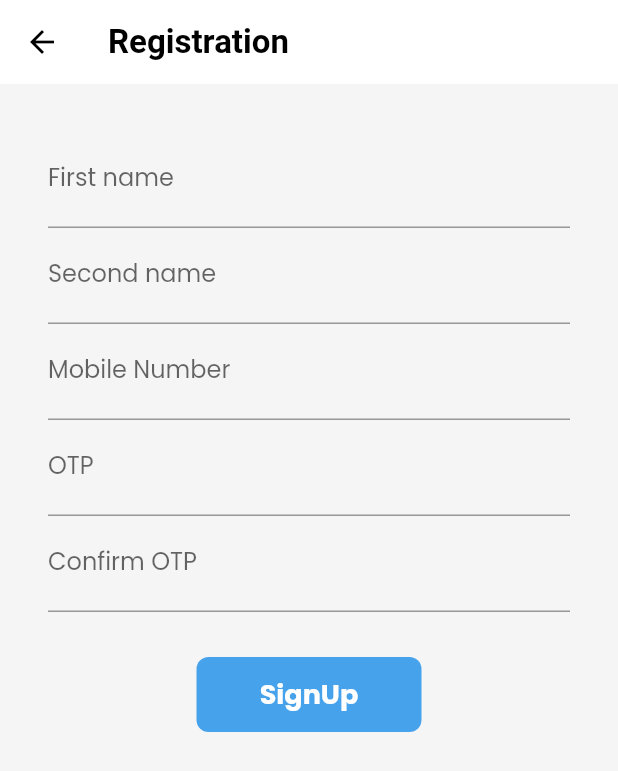
After one commit to Harshit8800/30Daysofflutter, a Flutter app: the screen it shows after launch, after a tap on "SignUp", on a phone screen of 412 x 824 dp. The commit adds this screen. Shown: the top 771 px of the screen. Run offline on Flutter 3.47's test engine with Material 2 defaults, Android fonts, the phone set to English and light mode, and no system bars; drawn by our look-alikes of velocity_x; our stand-ins replace google_fonts; network calls fail.

Commit message:
Day29 Completed

```diff
--- a/assets/files/mob.json
+++ b/assets/files/mob.json
@@ -1,25 +1,24 @@
-{
-    "Password": [
+
+     [
         {
             "mobile": 7042984148,
-            "otp": "2580"
+            "otp": 2580
         },
         {
             "mobile": 9810509601,
-            "otp": "1234"
+            "otp": 1234
         },
         {
             "mobile": 8447876083,
-            "otp": "5678"
+            "otp": 5678
         },
         {
             "mobile": 8527178953,
-            "otp": "9012"
+            "otp": 9012
         },
         {
             "mobile": 9871567567,
-            "otp": "3456"
+            "otp": 3456
         }
 
     ]
-}
--- a/lib/Pages/login_page.dart
+++ b/lib/Pages/login_page.dart
@@ -1,4 +1,8 @@
+import 'dart:convert';
+
 import 'package:flutter/material.dart';
+import 'package:flutter/services.dart';
+import 'package:flutter_catalog/models/password.dart';
 import 'package:flutter_catalog/utils/routes.dart';
 import 'package:velocity_x/velocity_x.dart';
 
@@ -25,6 +29,27 @@ class _LoginPageState extends State<LoginPage> {
         changedButton = false;
       });
     }
+  }
+
+  var mobno = 7042;
+  var otpno = 2580;
+  final mobileText = TextEditingController();
+  final otpText = TextEditingController();
+
+  @override
+  void initState() {
+    super.initState();
+    loadPassword();
+  }
+
+  loadPassword() async {
+    await Future.delayed(Duration(seconds: 2));
+    final passwordJson = await rootBundle.loadString("assets/files/mob.json");
+    final decodedpass = jsonDecode(passwordJson);
+    PasswordModel.passw = List.from(decodedpass)
+        .map<LoginPassword>((pass) => LoginPassword.fromMap(pass))
+        .toList();
+    setState(() {});
   }
 
   @override
@@ -55,6 +80,11 @@ class _LoginPageState extends State<LoginPage> {
                   child: Column(
                     children: [
                       TextFormField(
+                        controller: mobileText,
+                        onSaved: (value) {
+                          mobileText.text = value!;
+                        },
+                        textInputAction: TextInputAction.next,
                         keyboardType: TextInputType.number,
                         decoration: InputDecoration(
                             hintText: "Enter Mobile No",
@@ -62,7 +92,9 @@ class _LoginPageState extends State<LoginPage> {
                         validator: (String? value) {
                           if (value != null && value.isEmpty) {
                             return "Mobile No. can't be empty";
-                          } else if (value!.length < 10) {
+                          } else if (!RegExp(
+                                  "^[\+]?[(]?[0-9]{3}[)]?[-\s\.]?[0-9]{3}[-\s\.]?[0-9]{4,6}")
+                              .hasMatch(value!)) {
                             return "Mobile No. Length should be 10";
                           }
                           return null;
@@ -73,6 +105,11 @@ class _LoginPageState extends State<LoginPage> {
                         },
                       ),
                       TextFormField(
+                        controller: otpText,
+                        onSaved: (value) {
+                          otpText.text = value!;
+                        },
+                        textInputAction: TextInputAction.done,
                         obscureText: true,
                         keyboardType: TextInputType.number,
                         decoration: InputDecoration(
@@ -95,7 +132,17 @@ class _LoginPageState extends State<LoginPage> {
                         borderRadius:
                             BorderRadius.circular(changedButton ? 50 : 8),
                         child: InkWell(
-                          onTap: () => moveToHome(context),
+                          onTap: () {
+                            if (mobileText == mobno && otpText == otpno) {
+                              moveToHome(context);
+                            } else if (mobileText != mobno &&
+                                otpText != otpno) {
+                              return print(
+                                  "incorrect Mobile Number or password");
+                            }
+                            return null;
+                            // moveToHome(context);
+                          },
                           child: AnimatedContainer(
                             duration: Duration(seconds: 1),
                             alignment: Alignment.center,
@@ -117,9 +164,29 @@ class _LoginPageState extends State<LoginPage> {
                           ),
                         ),
                       ),
+                      Center(
+                        child: Row(
+                          mainAxisAlignment: MainAxisAlignment.center,
+                          children: [
+                            Text("Don't have an account ? "),
+                            GestureDetector(
+                              onTap: () {
+                                Navigator.pushNamed(
+                                    context, MyRoutes.loginRegistrationRoute);
+                              },
+                              child: Text(
+                                "SignUp",
+                                style: TextStyle(
+                                    color: Color.fromARGB(255, 98, 175, 238),
+                                    fontWeight: FontWeight.bold),
+                              ),
+                            ),
+                          ],
+                        ),
+                      )
                     ],
                   ),
-                )
+                ),
               ],
             ),
           ),
--- /dev/null
+++ b/lib/Pages/loginregistration.dart
@@ -0,0 +1,119 @@
+import 'package:flutter/material.dart';
+
+class RegistrationScreen extends StatefulWidget {
+  const RegistrationScreen({Key? key}) : super(key: key);
+
+  @override
+  State<RegistrationScreen> createState() => _RegistrationScreenState();
+}
+
+class _RegistrationScreenState extends State<RegistrationScreen> {
+  final _formkey = GlobalKey<FormState>();
+  final firstNameEditingController = new TextEditingController();
+  final secondNameEditingController = new TextEditingController();
+  final mobileEditingController = new TextEditingController();
+  final otpEditingController = new TextEditingController();
+  final confirmOtpEditingController = new TextEditingController();
+
+  var buttonCheanged = false;
+
+  @override
+  Widget build(BuildContext context) {
+    return Scaffold(
+      appBar: AppBar(
+        title: Text("Registration"),
+      ),
+      body: Padding(
+        padding: const EdgeInsets.all(32.0),
+        child: SingleChildScrollView(
+          child: Container(
+            child: Column(
+              children: [
+                TextFormField(
+                  controller: firstNameEditingController,
+                  onSaved: (value) {
+                    firstNameEditingController.text = value!;
+                  },
+                  textInputAction: TextInputAction.next,
+                  keyboardType: TextInputType.text,
+                  decoration: InputDecoration(
+                      hintText: "Enter First Name", labelText: "First name"),
+                ),
+                TextFormField(
+                  controller: secondNameEditingController,
+                  onSaved: (value) {
+                    secondNameEditingController.text = value!;
+                  },
+                  textInputAction: TextInputAction.next,
+                  keyboardType: TextInputType.text,
+                  decoration: InputDecoration(
+                      hintText: "Enter Second Name", labelText: "Second name"),
+                ),
+                TextFormField(
+                  controller: mobileEditingController,
+                  onSaved: (value) {
+                    mobileEditingController.text = value!;
+                  },
+                  textInputAction: TextInputAction.next,
+                  keyboardType: TextInputType.number,
+                  decoration: InputDecoration(
+                      hintText: "Enter Mobile Number",
+                      labelText: "Mobile Number"),
+                ),
+                TextFormField(
+                  controller: otpEditingController,
+                  onSaved: (value) {
+                    otpEditingController.text = value!;
+                  },
+                  textInputAction: TextInputAction.next,
+                  keyboardType: TextInputType.number,
+                  decoration:
+                      InputDecoration(hintText: "Enter OTP", labelText: "OTP"),
+                ),
+                TextFormField(
+                  controller: confirmOtpEditingController,
+                  onSaved: (value) {
+                    confirmOtpEditingController.text = value!;
+                  },
+                  textInputAction: TextInputAction.next,
+                  keyboardType: TextInputType.number,
+                  decoration: InputDecoration(
+                      hintText: "Enter OTP Again", labelText: "Confirm OTP"),
+                ),
+                SizedBox(
+                  height: 30,
+                ),
+                Material(
+                  color: Color.fromARGB(255, 71, 162, 236),
+                  borderRadius: BorderRadius.circular(buttonCheanged ? 50 : 8),
+                  child: InkWell(
+                    onTap: () {},
+                    child: AnimatedContainer(
+                      duration: Duration(seconds: 1),
+                      alignment: Alignment.center,
+                      width: buttonCheanged ? 50 : 150,
+                      height: 50,
+                      child: buttonCheanged
+                          ? Icon(
+                              Icons.done,
+                              color: Colors.white,
+                            )
+                          : Text(
+                              "SignUp",
+                              style: TextStyle(
+                                color: Colors.white,
+                                fontSize: 18,
+                                fontWeight: FontWeight.bold,
+                              ),
+                            ),
+                    ),
+                  ),
+                ),
+              ],
+            ),
+          ),
+        ),
+      ),
+    );
+  }
+}
--- a/lib/main.dart
+++ b/lib/main.dart
@@ -4,6 +4,8 @@ import 'package:flutter_catalog/Pages/home_page.dart';
 import 'package:flutter_catalog/Pages/interapi.dart';
 import 'package:flutter_catalog/Pages/interme.dart';
 import 'package:flutter_catalog/Pages/login_page.dart';
+import 'package:flutter_catalog/Pages/loginregistration.dart';
+
 import 'package:flutter_catalog/core/store.dart';
 import 'package:flutter_catalog/utils/routes.dart';
 import 'package:flutter_catalog/widgets/themes.dart';
@@ -31,6 +33,7 @@ class MyApp extends StatelessWidget {
         MyRoutes.cartRoute: (context) => CartPage(),
         MyRoutes.intermediateryRoute: (context) => intermediatery(),
         MyRoutes.apiScreenRoute: (context) => apiScreen(),
+        MyRoutes.loginRegistrationRoute: (context) => RegistrationScreen(),
       },
     );
   }
--- a/lib/models/cart.dart
+++ b/lib/models/cart.dart
@@ -1,4 +1,3 @@
-
 import 'package:flutter_catalog/core/store.dart';
 import 'package:flutter_catalog/models/catalog.dart';
 import 'package:velocity_x/velocity_x.dart';
--- /dev/null
+++ b/lib/models/password.dart
@@ -0,0 +1,58 @@
+// ignore_for_file: public_member_api_docs, sort_constructors_first
+import 'dart:convert';
+
+class PasswordModel {
+  static List<LoginPassword>? passw;
+}
+
+class LoginPassword {
+  final num? mobile;
+  final num? otp;
+
+  LoginPassword(
+    this.mobile,
+    this.otp,
+  );
+
+  LoginPassword copyWith({
+    num? mobile,
+    num? otp,
+  }) {
+    return LoginPassword(
+      mobile ?? this.mobile,
+      otp ?? this.otp,
+    );
+  }
+
+  Map<String, dynamic> toMap() {
+    return <String, dynamic>{
+      'mobile': mobile,
+      'otp': otp,
+    };
+  }
+
+  factory LoginPassword.fromMap(Map<String, dynamic> map) {
+    return LoginPassword(
+      map['mobile'] != null ? map['mobile'] as num : null,
+      map['otp'] != null ? map['otp'] as num : null,
+    );
+  }
+
+  String toJson() => json.encode(toMap());
+
+  factory LoginPassword.fromJson(String source) =>
+      LoginPassword.fromMap(json.decode(source) as Map<String, dynamic>);
+
+  @override
+  String toString() => 'LoginPassword(mobile: $mobile, otp: $otp)';
+
+  @override
+  bool operator ==(Object other) {
+    if (identical(this, other)) return true;
+
+    return other is LoginPassword && other.mobile == mobile && other.otp == otp;
+  }
+
+  @override
+  int get hashCode => mobile.hashCode ^ otp.hashCode;
+}
--- a/lib/utils/routes.dart
+++ b/lib/utils/routes.dart
@@ -5,4 +5,6 @@ class MyRoutes {
   static String cartRoute = "/cart";
   static String intermediateryRoute = "/intermediatery";
   static String apiScreenRoute = "/apiScreen";
+  static String apipasswordCheckRoute = "/apipasswordCheck";
+  static String loginRegistrationRoute = "/loginRegistration";
 }
```
Also changed, not shown: lib/ApiService/apiService.dart (deleted, +0 -12 lines), 3 other files.
